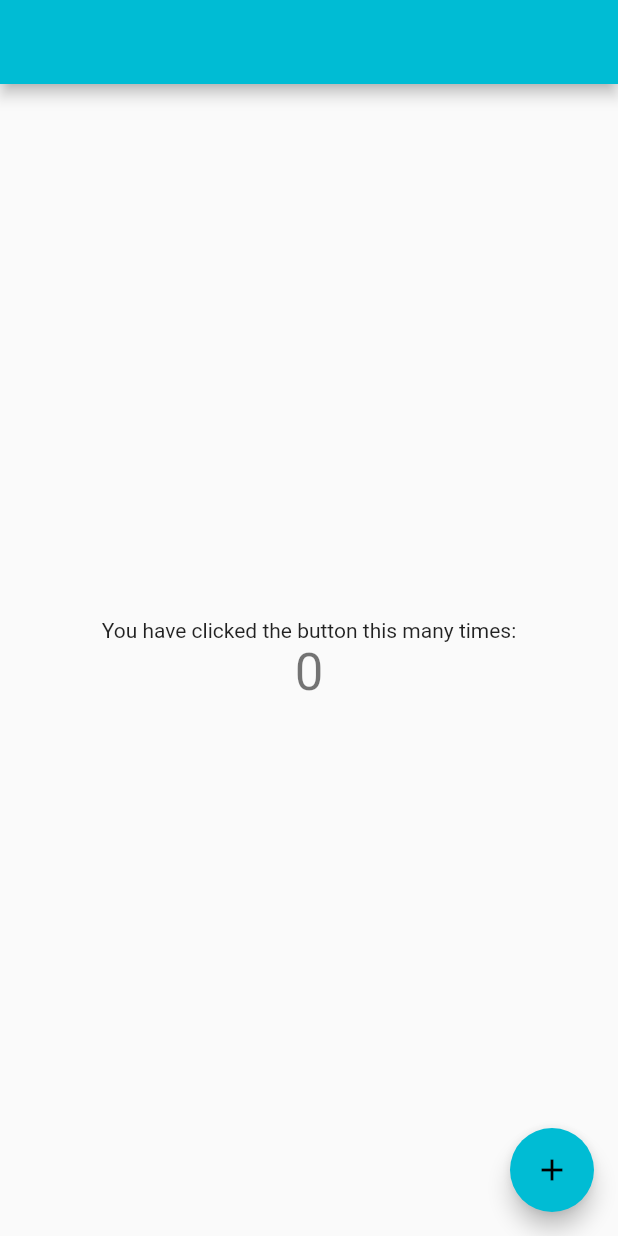
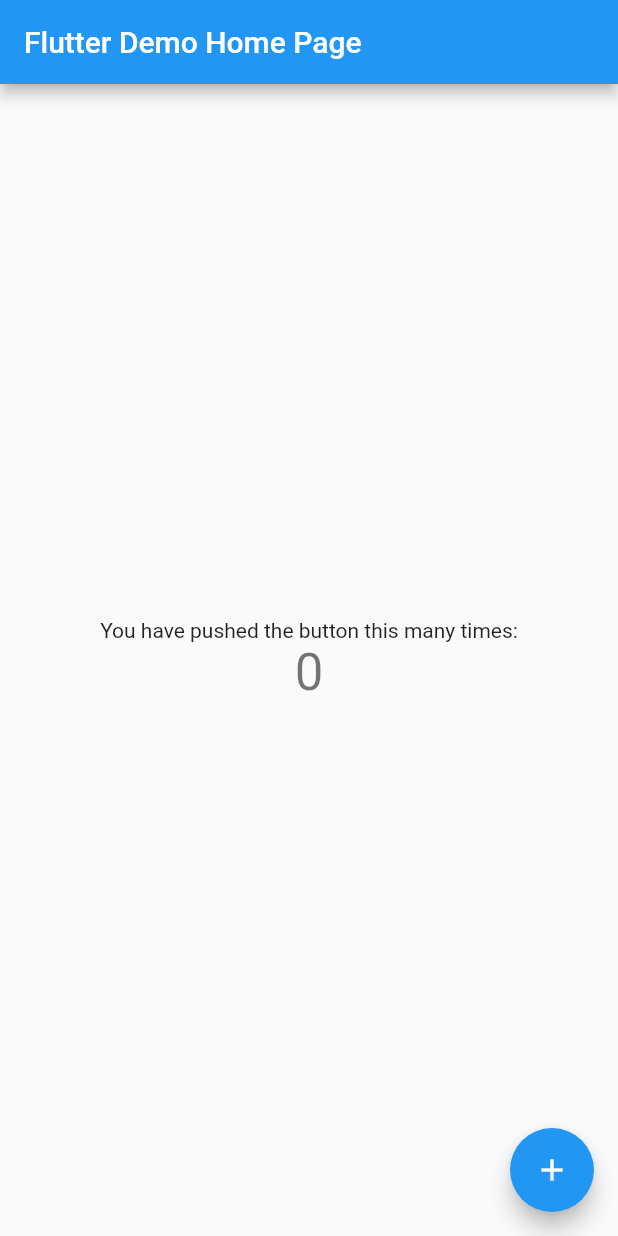
Before and after one commit to Genesis-Organization/GenesisNative, a Flutter app: the screen it shows after launch, on a phone screen of 412 x 824 dp. Run offline on Flutter 3.47's test engine with Material 2 defaults, Android fonts, the phone set to English and light mode, and no system bars.

Commit message:
FINALLY, FLUTTER WORKS

```diff
--- a/lib/main.dart
+++ b/lib/main.dart
@@ -11,18 +11,38 @@ class MyApp extends StatelessWidget {
   @override
   Widget build(BuildContext context) {
     return MaterialApp(
-      title: 'Genesis',
+      title: 'Flutter Demo',
       theme: ThemeData(
-        primarySwatch: Colors.cyan,
+        // This is the theme of your application.
+        //
+        // Try running your application with "flutter run". You'll see the
+        // application has a blue toolbar. Then, without quitting the app, try
+        // changing the primarySwatch below to Colors.green and then invoke
+        // "hot reload" (press "r" in the console where you ran "flutter run",
+        // or simply save your changes to "hot reload" in a Flutter IDE).
+        // Notice that the counter didn't reset back to zero; the application
+        // is not restarted.
+        primarySwatch: Colors.blue,
       ),
-      home: const MyHomePage(title: ''),
+      home: const MyHomePage(title: 'Flutter Demo Home Page'),
     );
   }
 }
 
 class MyHomePage extends StatefulWidget {
   const MyHomePage({Key? key, required this.title}) : super(key: key);
+
+  // This widget is the home page of your application. It is stateful, meaning
+  // that it has a State object (defined below) that contains fields that affect
+  // how it looks.
+
+  // This class is the configuration for the state. It holds the values (in this
+  // case the title) provided by the parent (in this case the App widget) and
+  // used by the build method of the State. Fields in a Widget subclass are
+  // always marked "final".
+
   final String title;
+
   @override
   State<MyHomePage> createState() => _MyHomePageState();
 }
@@ -76,7 +96,7 @@ class _MyHomePageState extends State<MyHomePage> {
           mainAxisAlignment: MainAxisAlignment.center,
           children: <Widget>[
             const Text(
-              'You have clicked the button this many times:',
+              'You have pushed the button this many times:',
             ),
             Text(
               '$_counter',
```
Also changed, not shown: 50 other files.
